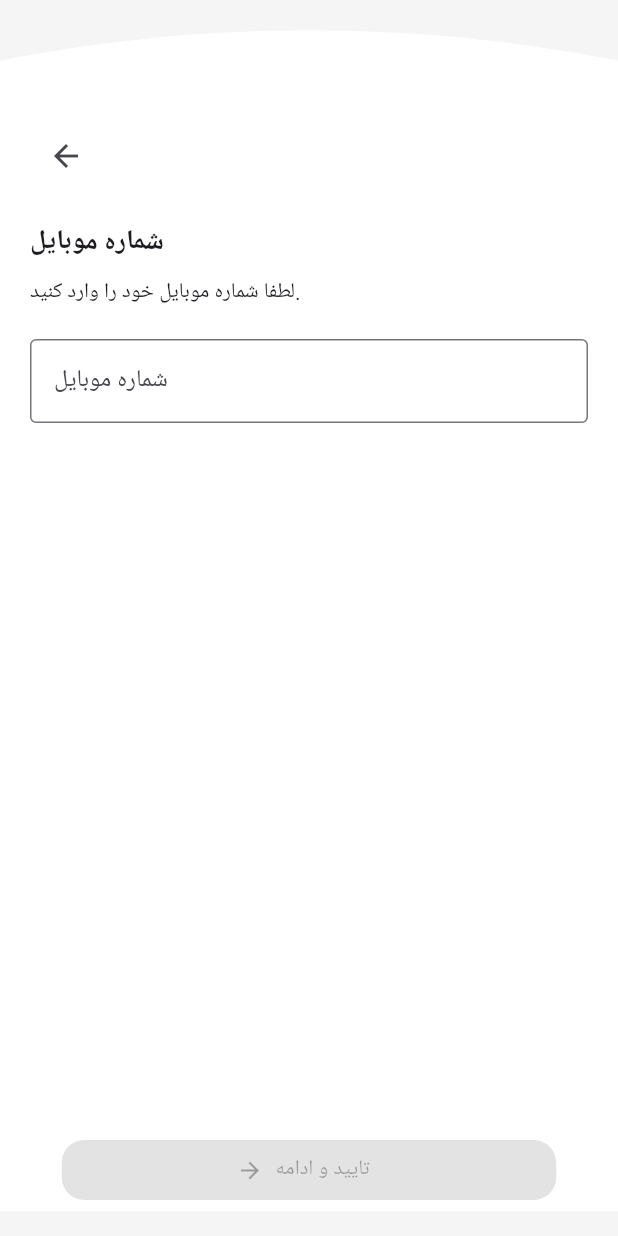
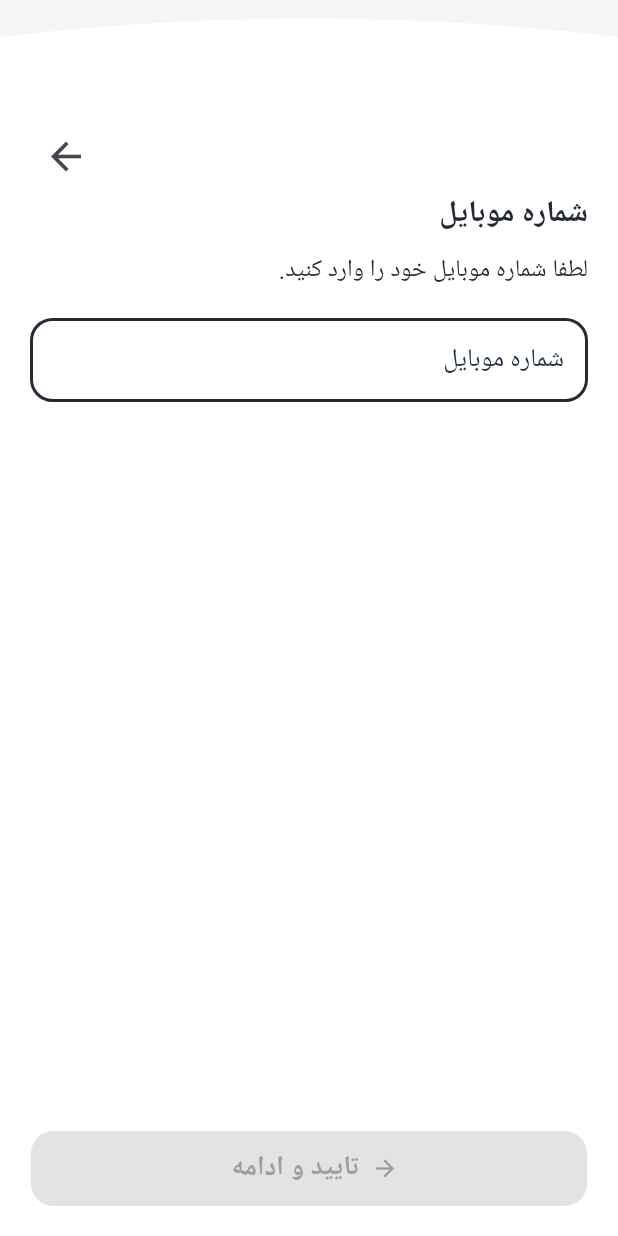
Before and after one commit to alikalatearabi/salemina-main-data-flutter, a Flutter app: the PhoneNumberPage screen opened directly, on a phone screen of 412 x 824 dp. Run offline on Flutter 3.47's test engine with Material 3 defaults, Android fonts, the phone set to English and light mode, and no system bars.

Commit message:
authentication page - entering phone number page

```diff
--- a/lib/screens/authentication_page/phone_number_page.dart
+++ b/lib/screens/authentication_page/phone_number_page.dart
@@ -31,85 +31,135 @@ class _PhoneNumberPageState extends State<PhoneNumberPage> {
             ClipPath(
               clipper: TopArcClipper(),
               child: Container(
-                height: MediaQuery.of(context).size.height * 0.98,
+                height: MediaQuery.of(context).size.height,
                 color: Colors.white,
               ),
             ),
             // Main content
-            Column(
+            Directionality(
+              textDirection: TextDirection.rtl,
+              child: Column(
                 children: [
-                const SizedBox(height: 80), // Spacing for status bar
                   Padding(
-                  padding: const EdgeInsets.symmetric(horizontal: 20.0),
+                    padding: const EdgeInsets.symmetric(
+                      horizontal: 20.0,
+                      vertical: 80,
+                    ),
                     child: Column(
                       crossAxisAlignment: CrossAxisAlignment.start,
                       children: [
-                      // Back Arrow Icon
-                      IconButton(
-                        icon: const Icon(Icons.arrow_back),
+                        Align(
+                          alignment: Alignment.centerLeft,
+                          child: IconButton(
+                            iconSize: 30,
+                            icon: const Icon(Icons.arrow_forward),
                             onPressed: () {
-                          Navigator.of(context)
-                              .pop(); // Go back to the previous page
+                              Navigator.of(context).pop();
                             },
                           ),
-                      const SizedBox(height: 20), // Spacing below the icon
-                      // Bold Text: "شماره موبایل"
+                        ),
                         const Text(
                           'شماره موبایل',
                           style: TextStyle(
+                            fontSize: 20,
+                            fontWeight: FontWeight.bold,
+                            color: Color(0xFF232A34),
+                          ),
+                          textAlign: TextAlign.right,
+                        ),
+                        const SizedBox(height: 10),
+                        const Text(
+                          'لطفا شماره موبایل خود را وارد کنید.',
+                          style: TextStyle(
+                            fontSize: 16,
+                            color: Color(0xFF232A34),
+                          ),
+                          textAlign: TextAlign.right,
+                        ),
+                        Container(
+                          margin: const EdgeInsets.only(top: 20),
+                          child: TextField(
+                            controller: _phoneController,
+                            keyboardType: TextInputType.phone,
+                            decoration: InputDecoration(
+                              border: OutlineInputBorder(
+                                borderRadius: BorderRadius.circular(15),
+                              ),
+                              enabledBorder: OutlineInputBorder(
+                                borderRadius: BorderRadius.circular(15),
+                                borderSide: const BorderSide(
+                                  color: Color(0xFF232A34),
+                                  width: 2.0,
+                                ),
+                              ),
+                              labelText: 'شماره موبایل',
+                              labelStyle: const TextStyle(
+                                  color: Color.fromARGB(255, 32, 50, 68),
+                                  fontSize: 17),
+                              focusedBorder: OutlineInputBorder(
+                                borderRadius: BorderRadius.circular(15),
+                                borderSide: const BorderSide(
+                                  color: Color(0xFF232A34),
+                                  width: 2.0,
+                                ),
+                              ),
+                              errorBorder: OutlineInputBorder(
+                                borderRadius: BorderRadius.circular(15),
+                                borderSide: const BorderSide(
+                                  color: Color(0xFFF2506E),
+                                  width: 2.0,
+                                ),
+                              ),
+                              errorText:
+                                  _validatePhoneNumber(_phoneController.text),
+                              errorStyle: const TextStyle(
+                                color: Color(0xFFF2506E),
+                              ),
+                            ),
+                            style: const TextStyle(
+                              color: Color(0xFF232A34),
+                            ),
+                          ),
+                        )
+                      ],
+                    ),
+                  ),
+                  const Spacer(),
+                  Padding(
+                    padding: const EdgeInsets.all(20.0),
+                    child: SizedBox(
+                      width: MediaQuery.of(context).size.width * 0.9,
+                      height: 50,
+                      child: ElevatedButton.icon(
+                        icon: Icon(
+                          Icons.arrow_back,
+                          color: _isButtonEnabled ? Colors.white : Colors.grey,
+                        ),
+                        label: Text(
+                          'تایید و ادامه',
+                          style: TextStyle(
+                            color:
+                                _isButtonEnabled ? Colors.white : Colors.grey,
                             fontSize: 18,
                             fontWeight: FontWeight.bold,
                           ),
-                        textAlign: TextAlign.right,
                         ),
-                      SizedBox(height: 10), // Spacing between texts
-                      // Regular Text: "لطفا شماره موبایل خود را وارد کنید."
-                      Text(
-                        'لطفا شماره موبایل خود را وارد کنید.',
-                        style: TextStyle(
-                          fontSize: 14,
-                        ),
-                        textAlign: TextAlign.right,
-                      ),
-                      SizedBox(height: 20), // Spacing for the input
-                      // Phone Number Input
-                      TextField(
-                        controller: _phoneController,
-                        keyboardType: TextInputType.phone,
-                        decoration: InputDecoration(
-                          border: OutlineInputBorder(),
-                          labelText: 'شماره موبایل', // Placeholder text
-                        ),
-                      ),
-                    ],
-                  ),
-                ),
-                Spacer(),
-                // Button: "تایید و ادامه"
-                Padding(
-                  padding: const EdgeInsets.all(20.0),
-                  child: SizedBox(
-                    width: MediaQuery.of(context).size.width *
-                        0.8, // 80% width of the page
-                    child: ElevatedButton.icon(
-                      icon: Icon(Icons.arrow_forward), // Right arrow icon
-                      label: Text('تایید و ادامه'),
                         onPressed: _isButtonEnabled
                             ? () {
                                 // Handle the next action
                               }
-                          : null, // Disable button if no phone number
+                            : null,
                         style: ElevatedButton.styleFrom(
-                        backgroundColor: Color(0xFF018A08), // Green background
+                          backgroundColor: const Color(0xFF018A08),
                           shape: RoundedRectangleBorder(
-                          borderRadius: BorderRadius.circular(
-                              15), // Border radius for button
+                            borderRadius: BorderRadius.circular(15),
                           ),
                         ),
                       ),
                     ),
                   ),
                 ],
+              ),
             ),
           ],
         ),
@@ -128,17 +178,28 @@ class TopArcClipper extends CustomClipper<Path> {
   @override
   Path getClip(Size size) {
     Path path = Path();
-    path.moveTo(0, size.height * 0.05); // Start point slightly lower
+    path.moveTo(0, size.height * 0.03);
     path.quadraticBezierTo(
-      size.width / 2, size.height * 0.0, // Control point at the top
-      size.width, size.height * 0.05, // End point slightly lower
+      size.width / 2,
+      size.height * 0.0,
+      size.width,
+      size.height * 0.03,
     );
-    path.lineTo(size.width, size.height); // Line to the bottom right
-    path.lineTo(0, size.height); // Line to the bottom left
-    path.close(); // Complete the path
+    path.lineTo(size.width, size.height);
+    path.lineTo(0, size.height);
+    path.close();
     return path;
   }
 
   @override
   bool shouldReclip(CustomClipper<Path> oldClipper) => false;
 }
+
+String? _validatePhoneNumber(String value) {
+  if (value.isEmpty) {
+    return null;
+  } else if (!RegExp(r'^[0-9]{10,}$').hasMatch(value)) {
+    return 'شماره موبایل وارد شده صحیح نیست.';
+  }
+  return null;
+}
--- a/lib/screens/onboardings/onboarding_screen5.dart
+++ b/lib/screens/onboardings/onboarding_screen5.dart
@@ -84,17 +84,17 @@ class OnboardingScreen5 extends StatelessWidget {
                   onPressed: () {
                     Navigator.of(context).push(
                       MaterialPageRoute(
-                        builder: (context) =>
-                            const PhoneNumberPage(),
+                        builder: (context) => const PhoneNumberPage(),
                       ),
                     );
                   },
                   child: const Text(
-                    'صفحه بعد',
+                    'ورود/ثبت نام',
                     style: TextStyle(
-                        color: Colors.white,
-                        fontSize: 20,
-                        fontWeight: FontWeight.w800),
+                      color: Colors.white,
+                      fontSize: 20,
+                      fontWeight: FontWeight.w800,
+                    ),
                   ),
                 ),
               ),
```
Lines whose indentation alone changed are shown as unchanged.
